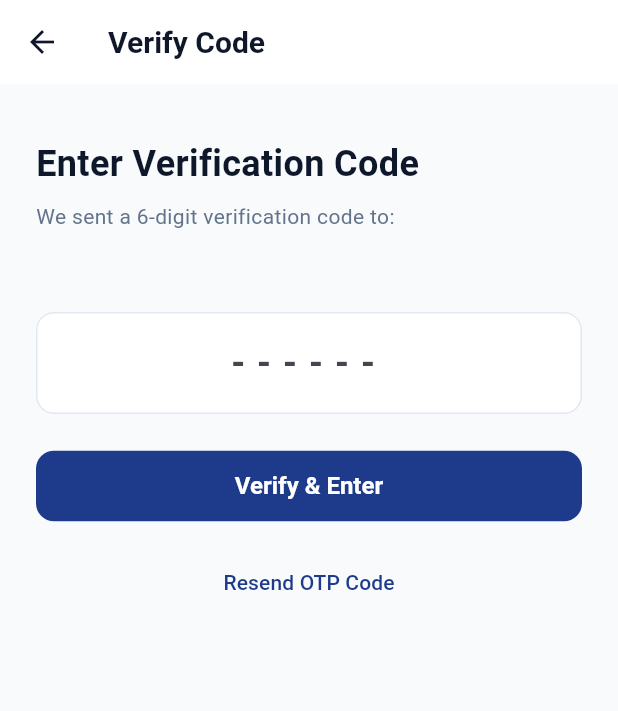
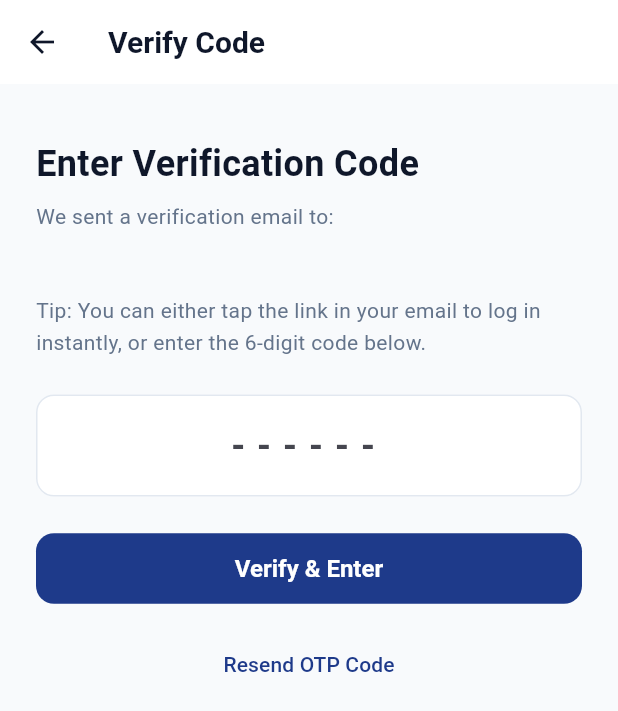
Before and after one commit to sanaullahbd501/unihub, a Flutter app: the VerifyOtpScreen screen opened directly with empty values, on a phone screen of 412 x 824 dp. Shown: the top 711 px of the screen. Run offline on Flutter 3.47's test engine with Material 3 defaults, Android fonts, the phone set to English and light mode, and no system bars; our stand-ins replace firebase_core, firebase_messaging, flutter_dotenv, flutter_riverpod, go_router, supabase_flutter; accounts and stored records are empty; network calls fail.

Commit message:
feat(auth): support dual login flow (1-click magic link and 6-digit OTP code) with deep linking

```diff
--- a/lib/features/auth/auth_service.dart
+++ b/lib/features/auth/auth_service.dart
@@ -12,11 +12,12 @@ class AuthService {
 
   bool get isLoggedIn => currentUser != null;
 
-  /// Sends a one-time OTP email for login or signup
+  /// Sends a one-time OTP email for login or signup (supports both 1-click magic link and 6-digit OTP code)
   Future<void> signInWithEmailOtp(String email) async {
     await _client.auth.signInWithOtp(
       email: email.trim(),
       shouldCreateUser: true,
+      emailRedirectTo: 'io.supabase.unihub://login-callback',
     );
   }
 
--- a/lib/features/auth/verify_otp_screen.dart
+++ b/lib/features/auth/verify_otp_screen.dart
@@ -91,14 +91,14 @@ class _VerifyOtpScreenState extends ConsumerState<VerifyOtpScreen> {
               ),
               const SizedBox(height: 8),
               Text(
-                'We sent a 6-digit verification code to:\n${widget.email}',
+                'We sent a verification email to:\n${widget.email}\n\nTip: You can either tap the link in your email to log in instantly, or enter the 6-digit code below.',
                 style: const TextStyle(
                   fontSize: 14,
                   color: Color(0xFF64748B),
                   height: 1.5,
                 ),
               ),
-              const SizedBox(height: 32),
+              const SizedBox(height: 24),
               TextField(
                 controller: _otpController,
                 keyboardType: TextInputType.number,
```
Also changed, not shown: 1 other file.
